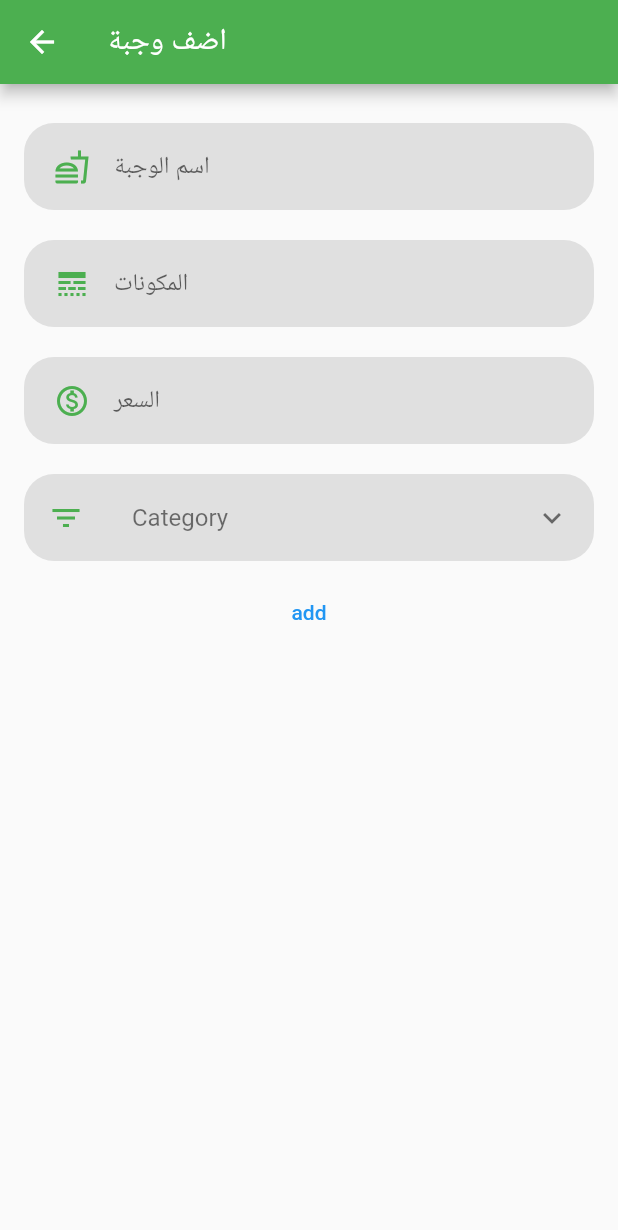
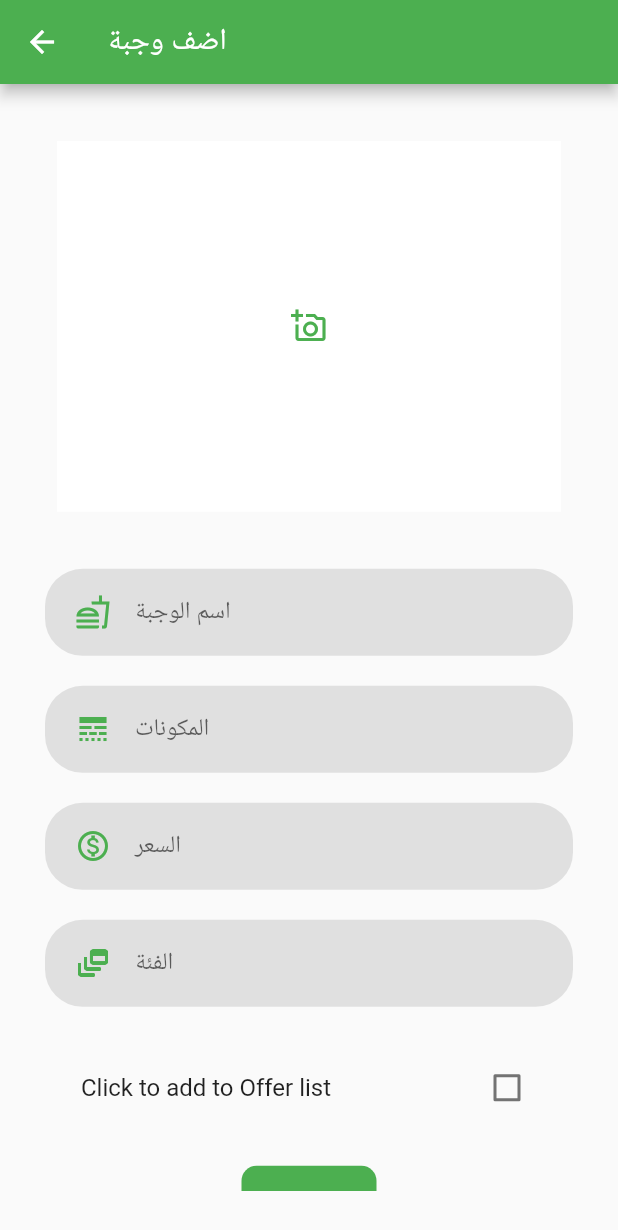
Before and after one commit to alnabale2000/Resturant2, a Flutter app: the screen it shows after launch, after a tap on "اضف وجبة", on a phone screen of 412 x 824 dp. Shown: the top 1230 px of the screen. Run offline on Flutter 3.47's test engine with Material 2 defaults, Android fonts, the phone set to English and light mode, and no system bars; our stand-ins replace cloud_firestore, firebase_core, firebase_storage, image_picker; missing offline and left inert: cloud_firestore_web, firebase_auth_web, firebase_core_web, firebase_storage_web, image_picker_for_web; accounts and stored records are empty; network calls fail.

Commit message:
Add files via upload

```diff
--- /dev/null
+++ b/lib/admin_components/get_image_button.dart
@@ -0,0 +1,31 @@
+import 'package:flutter/material.dart';
+import 'package:resturant/views/admin_pages/image_picker.dart';
+
+class GetImageButton extends StatelessWidget {
+  const GetImageButton({
+    Key key,
+    @required this.size,
+  }) : super(key: key);
+
+  final Size size;
+
+  @override
+  Widget build(BuildContext context) {
+    return TextButton(
+      child: Container(
+        height: size.height * 0.3,
+        color: Colors.white,
+        child: Center(
+          child: Icon(
+            Icons.add_a_photo_outlined,
+            color: Colors.green,
+          ),
+        ),
+      ),
+      onPressed: () {
+        Navigator.push(
+            context, MaterialPageRoute(builder: (context) => ImageCapture()));
+      },
+    );
+  }
+}
--- a/lib/admin_components/home_page_button.dart
+++ b/lib/admin_components/home_page_button.dart
@@ -9,20 +9,18 @@ class AdminButton extends StatelessWidget {
   @override
   Widget build(BuildContext context) {
     return Expanded(
-      child: Padding(
-        padding: const EdgeInsets.fromLTRB(4, 18, 4, 18),
-        child: TextButton(
-          child: Card(
-            color: Colors.green,
-            child: Center(
-              child: Text(
-                text,
-                style: TextStyle(color: Colors.white, fontSize: 20),
-              ),
+      child: GestureDetector(
+        child: Card(
+          elevation: 15,
+          color: Colors.white,
+          child: Center(
+            child: Text(
+              text,
+              style: TextStyle(color: Colors.green, fontSize: 20),
             ),
           ),
-          onPressed: function,
         ),
+        onTap: function,
       ),
     );
   }
--- a/lib/admin_components/input_field.dart
+++ b/lib/admin_components/input_field.dart
@@ -7,8 +7,9 @@ class RoundedInputField extends StatelessWidget {
   final ValueChanged<String> onChanged;
   final Function validator;
   final Color color;
-  final bool boolean;
+  final bool isNumber;
   final bool isMultiLine;
+  final Color backGroundColor;
 
   const RoundedInputField({
     Key key,
@@ -17,16 +18,21 @@ class RoundedInputField extends StatelessWidget {
     this.onChanged,
     this.validator,
     this.color,
-    this.boolean,
+    this.backGroundColor,
+    this.isNumber = false,
     this.isMultiLine = false,
   }) : super(key: key);
 
   @override
   Widget build(BuildContext context) {
     return TextFieldContainer(
+      color: backGroundColor,
       child: TextFormField(
-        keyboardType:
-            isMultiLine ? TextInputType.multiline : TextInputType.text,
+        keyboardType: isMultiLine
+            ? TextInputType.multiline
+            : isNumber
+                ? TextInputType.number
+                : TextInputType.text,
         minLines: 1,
         maxLines: 6,
         validator: validator,
--- a/lib/admin_components/text_field.dart
+++ b/lib/admin_components/text_field.dart
@@ -2,9 +2,11 @@ import 'package:flutter/material.dart';
 
 class TextFieldContainer extends StatelessWidget {
   final Widget child;
+  final Color color;
   const TextFieldContainer({
     Key key,
     this.child,
+    this.color,
   }) : super(key: key);
 
   @override
@@ -15,8 +17,8 @@ class TextFieldContainer extends StatelessWidget {
       padding: EdgeInsets.symmetric(horizontal: 20, vertical: 5),
       width: size.width * 0.8,
       decoration: BoxDecoration(
-        color: Colors.grey[300],
-        borderRadius: BorderRadius.circular(20),
+        color: color ?? Colors.grey[300],
+        borderRadius: BorderRadius.circular(25),
       ),
       child: child,
     );
--- a/lib/firebase/firestore.dart
+++ b/lib/firebase/firestore.dart
@@ -1,5 +1,8 @@
 import 'package:cloud_firestore/cloud_firestore.dart';
 import 'package:flutter/material.dart';
+import 'package:resturant/models/category.dart';
+import 'package:resturant/models/meal.dart';
+import 'package:resturant/models/order.dart';
 
 class FireStoreService {
   final CollectionReference categories =
@@ -8,39 +11,105 @@ class FireStoreService {
   final CollectionReference categoryMeals =
       FirebaseFirestore.instance.collection('meals');
 
+  final CollectionReference offers =
+      FirebaseFirestore.instance.collection('offers');
+
+  final CollectionReference orders =
+      FirebaseFirestore.instance.collection('orders');
+
+  //  ---------------------------------START ADD SECTION------------------------------------------------
+
   void addCategory(String image, String categoryName) async {
     await categories
         .doc(categoryName)
         .set({'image_url': image, 'category_name': categoryName});
   }
 
-  void addMeal(
-      String image, String mealName, String price, String categoryName) {
-    categories.doc(categoryName).collection('meals').add({
-      'meal_name': mealName,
-      'meal_price': price,
-    });
+  void addMeal({
+    String mealImage,
+    String mealName,
+    double mealPrice,
+    String categoryName,
+    String mealDetails,
+    bool isOffers = false,
+  }) {
+    categories.doc(categoryName).collection('meals').add(
+      {
+        'meal_name': mealName,
+        'meal_price': mealPrice,
+        'meal_details': mealDetails,
+      },
+    );
+    isOffers
+        ? offers.add(
+            {
+              'meal_name': mealName,
+              'meal_price': mealPrice,
+            },
+          )
+        : null;
   }
 
-  // Future<void> getData() async {
-  //   // Get docs from collection reference
-  //   QuerySnapshot querySnapshot = await categories.get();
-  //
-  //   // Get data from docs and convert map to List
-  //   final allData = querySnapshot.docs.map((doc) => doc.data()).toList();
-  //
-  //   return allData;
-  // }
-  Widget buildUserList(
-      BuildContext context, AsyncSnapshot<QuerySnapshot> snapshot) {
+  //  ------------------------------------END ADD SECTION---------------------------------------------
+
+  //  ------------------------------------START GET SECTION-------------------------------------------
+
+  /// START GET ORDER
+  List<Order> _orderList(QuerySnapshot snapshot) {
+    return snapshot.docs.map((doc) => Order.fromFireStore(doc)).toList();
+  }
+
+  Stream<List<Order>> get meals {
+    return orders.snapshots().map(_orderList);
+  }
+
+  /// END GET ORDER
+
+  /// START GET category
+  List<Order> _categoryList(QuerySnapshot snapshot) {
+    return snapshot.docs.map((doc) => Order.fromFireStore(doc)).toList();
+  }
+
+  Stream<List<Order>> get category {
+    return orders.snapshots().map(_categoryList);
+  }
+
+  /// END GET category
+
+  /// START GET meal
+  List<Order> _mealList(QuerySnapshot snapshot) {
+    return snapshot.docs.map((doc) => Order.fromFireStore(doc)).toList();
+  }
+
+  Stream<List<Order>> get meal {
+    return orders.snapshots().map(_mealList);
+  }
+
+  /// END GET meal
+  //  ------------------------------------END GET SECTION-------------------------------------------
+
+  Widget buildCategoryList(
+      BuildContext context, AsyncSnapshot<QuerySnapshot> snapshot, W) {
+    int chosen;
+    int _value;
     if (snapshot.hasData) {
       return ListView.builder(
+        physics: NeverScrollableScrollPhysics(),
+        shrinkWrap: true,
         itemCount: snapshot.data.docs.length,
         itemBuilder: (context, index) {
           DocumentSnapshot category = snapshot.data.docs[index];
 
-          return Container(
-            child: Text(category.id),
+          return ListTile(
+            onTap: () {},
+            title: Text(category.id),
+            leading: Radio(
+              value: index,
+              groupValue: _value,
+              onChanged: (val) {
+                chosen = val;
+              },
+            ),
           );
         },
       );
@@ -48,7 +117,7 @@ class FireStoreService {
         !snapshot.hasData) {
       // Handle no data
       return Center(
-        child: Text("No category found."),
+        child: Text("لا يوجد اقسام"),
       );
     } else {
       // Still loading
--- /dev/null
+++ b/lib/models/order.dart
@@ -0,0 +1,30 @@
+import 'package:cloud_firestore/cloud_firestore.dart';
+
+class Order {
+  final String userName;
+  final String phoneNumber;
+  final String mealName;
+  final String mealImage;
+  final String mealDateTime;
+  final double mealPrice;
+
+  Order({
+    this.userName,
+    this.phoneNumber,
+    this.mealName,
+    this.mealPrice,
+    this.mealImage,
+    this.mealDateTime,
+  });
+
+  factory Order.fromFireStore(DocumentSnapshot doc) {
+    Map data = doc.data();
+    return Order(
+        mealName: data['meal_name'] ?? 'No name',
+        mealImage: data['meal_image'] ?? 'No image',
+        mealPrice: data['meal_price'] ?? 0,
+        userName: data['username'] ?? '',
+        phoneNumber: data['phone_number'] ?? '',
+        mealDateTime: data['order_time']);
+  }
+}
--- a/lib/views/admin_pages/add_meal.dart
+++ b/lib/views/admin_pages/add_meal.dart
@@ -1,15 +1,29 @@
 import 'package:cloud_firestore/cloud_firestore.dart';
 import 'package:flutter/cupertino.dart';
 import 'package:flutter/material.dart';
+import 'package:resturant/admin_components/get_image_button.dart';
 import 'package:resturant/admin_components/input_field.dart';
 import 'package:resturant/firebase/firestore.dart';
 
-class AddMeal extends StatelessWidget {
+class AddMeal extends StatefulWidget {
+  @override
+  _AddMealState createState() => _AddMealState();
+}
+
+class _AddMealState extends State<AddMeal> {
   String mealName;
-  String price;
+
+  String mealPrice;
+
+  String mealDetails;
+
   String categoryName;
+
+  bool isOffer = false;
+
   @override
   Widget build(BuildContext context) {
+    final size = MediaQuery.of(context).size;
     return SafeArea(
       child: Scaffold(
         appBar: AppBar(
@@ -17,9 +31,13 @@ class AddMeal extends StatelessWidget {
           backgroundColor: Colors.green,
         ),
         body: Padding(
-          padding: const EdgeInsets.all(16.0),
+          padding: const EdgeInsets.all(30.0),
           child: ListView(
             children: [
+              GetImageButton(size: size),
+              SizedBox(
+                height: 20,
+              ),
               RoundedInputField(
                 hintText: 'اسم الوجبة',
                 icon: Icons.fastfood_outlined,
@@ -34,52 +52,66 @@ class AddMeal extends StatelessWidget {
                 icon: Icons.line_style_sharp,
                 color: Colors.green,
                 onChanged: (val) {
-                  categoryName = val;
+                  mealDetails = val;
                 },
               ),
               RoundedInputField(
+                isNumber: true,
                 hintText: 'السعر',
                 icon: Icons.monetization_on_outlined,
                 color: Colors.green,
                 onChanged: (val) {
-                  price = val;
+                  mealPrice = val;
+                },
+              ),
+              RoundedInputField(
+                hintText: 'الفئة',
+                icon: (Icons.dynamic_feed),
+                color: Colors.green,
+                onChanged: (val) {
+                  categoryName = val;
                 },
               ),
               Padding(
-                padding: const EdgeInsets.symmetric(vertical: 10),
-                child: Container(
-                  decoration: BoxDecoration(
-                    color: Colors.grey[300],
-                    borderRadius: BorderRadius.circular(20),
-                  ),
-                  child: ExpansionTile(
-                    expandedAlignment: Alignment.centerLeft,
-                    title: Text(
-                      'Category',
-                      style: TextStyle(color: Colors.black54),
-                    ),
-                    leading: Icon(
-                      Icons.filter_list,
-                      color: Colors.green,
-                    ),
-                    children: [
-                      StreamBuilder(
-                        stream: FirebaseFirestore.instance
-                            .collection('collectionPath')
-                            .snapshots(),
-                        builder: FireStoreService().buildUserList,
-                      )
-                    ],
-                  ),
+                padding:
+                    const EdgeInsets.symmetric(vertical: 16, horizontal: 8),
+                child: CheckboxListTile(
+                  title: Text('Click to add to Offer list'),
+                  activeColor: Colors.green,
+                  checkColor: Colors.white,
+                  value: isOffer,
+                  onChanged: (bool value) {
+                    setState(() {
+                      isOffer = value;
+                    });
+                  },
                 ),
               ),
               TextButton(
                 onPressed: () {
-                  FireStoreService()
-                      .addMeal('meal image', mealName, price, categoryName);
+                  FireStoreService().addMeal(
+                    mealImage: 'meal image',
+                    mealName: mealName,
+                    mealDetails: mealDetails,
+                    mealPrice: double.parse(mealPrice),
+                    categoryName: categoryName,
+                    isOffers: isOffer,
+                  );
                 },
-                child: Text('add'),
-              )
+                child: Container(
+                  decoration: BoxDecoration(
+                      color: Colors.green,
+                      borderRadius: BorderRadius.circular(10)),
+                  height: 50,
+                  width: 90,
+                  child: Center(
+                    child: Text(
+                      'add',
+                      style: TextStyle(color: Colors.white),
+                    ),
+                  ),
+                ),
+              ),
             ],
           ),
         ),
@@ -87,3 +119,22 @@ class AddMeal extends StatelessWidget {
     );
   }
 }
+
+// Padding(
+// padding: const EdgeInsets.symmetric(vertical: 10),
+// child: Container(
+// decoration: BoxDecoration(
+// color: Colors.grey[300],
+// borderRadius: BorderRadius.circular(25),
+// ),
+// child: SingleChildScrollView(
+// physics: ScrollPhysics(),
+// child: StreamBuilder(
+// stream: FirebaseFirestore.instance
+//     .collection('categories')
+// .snapshots(),
+// builder: FireStoreService().buildCategoryList,
+// ),
+// ),
+// ),
+// ),
--- a/lib/views/admin_pages/admin_homepage.dart
+++ b/lib/views/admin_pages/admin_homepage.dart
@@ -1,8 +1,10 @@
+import 'package:flutter/cupertino.dart';
 import 'package:flutter/material.dart';
 import 'package:resturant/admin_components/home_page_button.dart';
-import 'package:resturant/firebase/firestore.dart';
 import 'package:resturant/views/admin_pages/add_category.dart';
 import 'package:resturant/views/admin_pages/add_meal.dart';
+import 'package:resturant/views/admin_pages/offers.dart';
+import 'package:resturant/views/admin_pages/orders.dart';
 
 class AdminHomePage extends StatelessWidget {
   @override
@@ -13,12 +15,21 @@ class AdminHomePage extends StatelessWidget {
         title: Text('Admin panel'),
         backgroundColor: Colors.green,
       ),
-      body: Column(
-        mainAxisAlignment: MainAxisAlignment.start,
+      body: Stack(
         children: [
-          Expanded(
-            child: Row(
-              crossAxisAlignment: CrossAxisAlignment.start,
+          Padding(
+            padding: const EdgeInsets.all(8.0),
+            child: Container(
+              decoration: BoxDecoration(
+                borderRadius: BorderRadius.circular(10),
+                color: Colors.green,
+              ),
+            ),
+          ),
+          Padding(
+            padding: const EdgeInsets.all(40.0),
+            child: Column(
+              mainAxisAlignment: MainAxisAlignment.start,
               children: [
                 AdminButton(
                   text: 'اضف قسم',
@@ -34,21 +45,16 @@ class AdminHomePage extends StatelessWidget {
                         MaterialPageRoute(builder: (context) => AddMeal()));
                   },
                 ),
+                AdminButton(
+                  text: 'لائحة الطلبات',
+                  function: () {
+                    Navigator.push(context,
+                        MaterialPageRoute(builder: (context) => Orders()));
+                  },
+                )
               ],
             ),
           ),
-          Expanded(
-            child: Row(
-              children: [
-                AdminButton(
-                  text: 'لائحة الطلبات',
-                ),
-                AdminButton(
-                  text: 'العروض',
-                )
-              ],
-            ),
-          )
         ],
       ),
     );
```
Also changed, not shown: lib/Lists/orders_list.dart (added, +46 -0 lines), lib/models/category.dart (added, +16 -0 lines), lib/models/meal.dart (added, +24 -0 lines), lib/views/admin_pages/add_category.dart (+49 -26 lines), lib/views/admin_pages/offers.dart (added, +12 -0 lines), lib/views/admin_pages/orders.dart (added, +31 -0 lines).
